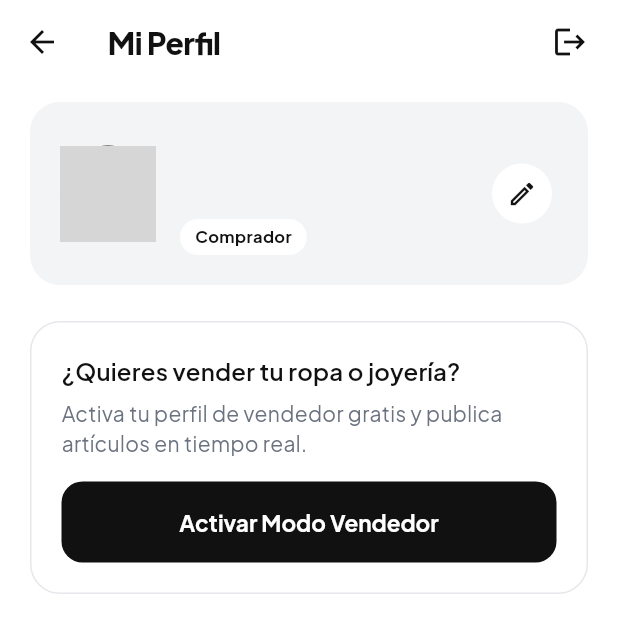
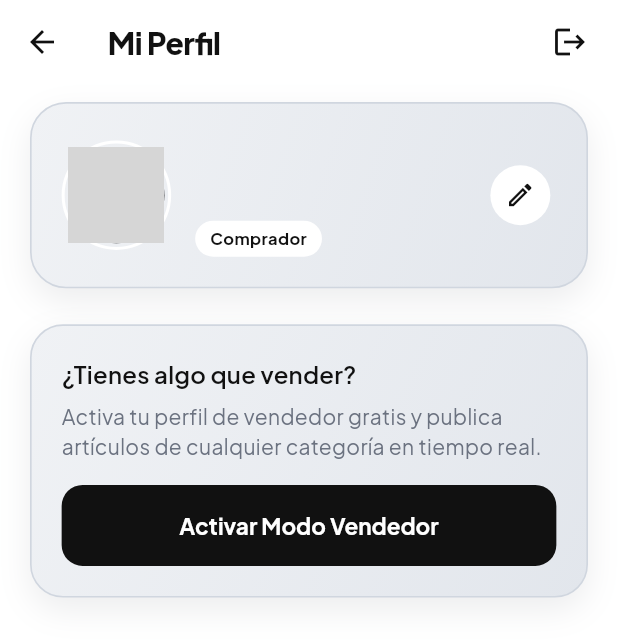
Before and after one commit to Mauwi05/m_commerce, a Flutter app: the ProfileScreen screen opened directly, on a phone screen of 412 x 824 dp. Shown: the top 642 px of the screen. Run offline on Flutter 3.47's test engine with Material 3 defaults, Android fonts, the phone set to English and light mode, and no system bars; our stand-ins replace cached_network_image, cloud_firestore, firebase_auth, firebase_core, google_fonts, google_sign_in and 1 more; accounts and stored records are empty; network calls fail; grey boxes are pictures that could not be loaded.

Commit message:
feat(ui,auth): add platinum card redesign, reusable logout modal, and modular docs

```diff
--- a/lib/providers/locale_provider.dart
+++ b/lib/providers/locale_provider.dart
@@ -20,8 +20,10 @@ class LocaleProvider extends ChangeNotifier {
     'nav_drops': 'Exclusivos',
     'nav_lab': 'Diseñar',
     'nav_profile': 'Perfil',
+    'login_subtitle':
+        'Compra, vende y descubre de todo: moda, joyeria, tecnología y más',
     'hero_badge': 'EDICIÓN LIMITADA',
-    'hero_title': 'ROPA PERSONALIZADA Y JOYERÍA',
+    'hero_title': 'COMPRA, VENDE Y DESCUBRE DE TODO',
     'hero_cta': 'Ver lanzamientos',
     'hero_watermark': 'NUEVO',
     'cat_all': 'Todo',
@@ -42,8 +44,8 @@ class LocaleProvider extends ChangeNotifier {
     'logout': 'Cerrar sesión',
     'buyer': 'Comprador',
     'store_prefix': 'Tienda',
-    'seller_prompt_title': '¿Quieres vender tu ropa o joyería?',
-    'seller_prompt_subtitle': 'Activa tu perfil de vendedor gratis y publica artículos en tiempo real.',
+    'seller_prompt_title': '¿Tienes algo que vender?',
+    'seller_prompt_subtitle': 'Activa tu perfil de vendedor gratis y publica artículos de cualquier categoría en tiempo real.',
     'activate_seller': 'Activar Modo Vendedor',
     'publish_product': 'Publicar Nuevo Producto',
     'my_listings': 'Mis Publicaciones',
@@ -58,6 +60,9 @@ class LocaleProvider extends ChangeNotifier {
     'save_changes': 'Guardar cambios',
     'profile_updated': 'Perfil actualizado correctamente',
     'name_required': 'Ingresa tu nombre',
+    'logout_title': '¿Cerrar sesión?',
+    'logout_message': 'Se cerrará tu sesión actual en este dispositivo.',
+    'cancel': 'Cancelar',
   };
 
   static const Map<String, String> _en = {
@@ -65,8 +70,10 @@ class LocaleProvider extends ChangeNotifier {
     'nav_drops': 'Exclusive',
     'nav_lab': 'Custom Lab',
     'nav_profile': 'Profile',
+    'login_subtitle':
+        'Buy, sell, and discover everything: fashion, jewelry, tech, and more',
     'hero_badge': 'LIMITED EDITION',
-    'hero_title': 'CUSTOM APPAREL & JEWELRY',
+    'hero_title': 'BUY, SELL & DISCOVER EVERYTHING',
     'hero_cta': 'View releases',
     'hero_watermark': 'NEW',
     'cat_all': 'All',
@@ -87,9 +94,8 @@ class LocaleProvider extends ChangeNotifier {
     'logout': 'Sign out',
     'buyer': 'Buyer',
     'store_prefix': 'Store',
-    'seller_prompt_title': 'Want to sell your apparel or jewelry?',
-    'seller_prompt_subtitle':
-        'Activate your seller profile for free and list items in real time.',
+    'seller_prompt_title': 'Have something to sell?',
+    'seller_prompt_subtitle': 'Activate your seller profile for free and list items from any category in real time.',
     'activate_seller': 'Activate Seller Mode',
     'publish_product': 'Publish New Product',
     'my_listings': 'My Listings',
@@ -104,5 +110,8 @@ class LocaleProvider extends ChangeNotifier {
     'save_changes': 'Save changes',
     'profile_updated': 'Profile updated successfully',
     'name_required': 'Enter your name',
+    'logout_title': 'Sign out?',
+    'logout_message': 'Your current session on this device will be closed.',
+    'cancel': 'Cancel',
   };
 }
--- a/lib/screens/explore_screen.dart
+++ b/lib/screens/explore_screen.dart
@@ -5,6 +5,7 @@ import '../providers/locale_provider.dart';
 import '../services/product_service.dart';
 import '../theme/app_theme.dart';
 import '../widgets/glass_container.dart';
+import '../widgets/logout_button.dart';
 import '../widgets/product_card.dart';
 
 class ExploreScreen extends StatefulWidget {
@@ -67,6 +68,7 @@ class _ExploreScreenState extends State<ExploreScreen> {
               );
             },
           ),
+          const LogoutButton(),
           const SizedBox(width: 8),
         ],
       ),
--- a/lib/screens/login_screen.dart
+++ b/lib/screens/login_screen.dart
@@ -2,6 +2,7 @@ import 'package:flutter/material.dart';
 import 'package:provider/provider.dart';
 
 import '../providers/auth_provider.dart';
+import '../providers/locale_provider.dart';
 
 class LoginScreen extends StatefulWidget {
   const LoginScreen({super.key});
@@ -100,10 +101,11 @@ class _LoginScreenState extends State<LoginScreen> {
                     ),
                     const SizedBox(height: 8),
                     Text(
-                      'Marketplace de ropa personalizada, joyería y Drops exclusivos',
+                      context.watch<LocaleProvider>().t('login_subtitle'),
                       textAlign: TextAlign.center,
-                      style: Theme.of(context).textTheme.bodyMedium
-                          ?.copyWith(color: Colors.grey[600]),
+                      style: Theme.of(context).textTheme.bodyMedium?.copyWith(
+                        color: Colors.grey[600],
+                      ),
                     ),
                     const SizedBox(height: 32),
                     if (!_isLogin) ...[
--- a/lib/screens/profile_screen.dart
+++ b/lib/screens/profile_screen.dart
@@ -5,6 +5,7 @@ import '../providers/auth_provider.dart';
 import '../providers/locale_provider.dart';
 import '../services/product_service.dart';
 import '../theme/app_theme.dart';
+import '../widgets/logout_button.dart';
 import 'add_product_screen.dart';
 import 'edit_profile_screen.dart';
 
@@ -56,13 +57,9 @@ class ProfileScreen extends StatelessWidget {
     return Scaffold(
       appBar: AppBar(
         title: Text(loc.t('profile_title')),
-        actions: [
-          IconButton(
-            tooltip: loc.t('logout'),
-            icon: const Icon(Icons.logout),
-            onPressed: () => context.read<AuthProvider>().signOut(),
-          ),
-          const SizedBox(width: 8),
+        actions: const [
+          LogoutButton(),
+          SizedBox(width: 8),
         ],
       ),
       body: ListView(
@@ -70,16 +67,22 @@ class ProfileScreen extends StatelessWidget {
         children: [
           Container(
             padding: const EdgeInsets.all(20),
-            decoration: BoxDecoration(
-              color: AppColors.surface,
-              borderRadius: BorderRadius.circular(20),
-            ),
+            decoration: AppTheme.platinumCardDecoration(radius: 24),
             child: Column(
               crossAxisAlignment: CrossAxisAlignment.start,
               children: [
                 Row(
                   children: [
-                    CircleAvatar(
+                    Container(
+                      padding: const EdgeInsets.all(2.5),
+                      decoration: BoxDecoration(
+                        shape: BoxShape.circle,
+                        border: Border.all(
+                          color: Colors.white,
+                          width: 2,
+                        ),
+                      ),
+                      child: CircleAvatar(
                         radius: 32,
                         backgroundColor: AppColors.primary,
                         backgroundImage: user.photoUrl != null
@@ -97,6 +100,7 @@ class ProfileScreen extends StatelessWidget {
                                 ),
                               )
                             : null,
+                      ),
                     ),
                     const SizedBox(width: 16),
                     Expanded(
@@ -144,6 +148,7 @@ class ProfileScreen extends StatelessWidget {
                       tooltip: loc.t('edit_profile'),
                       style: IconButton.styleFrom(
                         backgroundColor: Colors.white,
+                        elevation: 1,
                       ),
                       icon: const Icon(
                         Icons.edit_outlined,
@@ -162,8 +167,23 @@ class ProfileScreen extends StatelessWidget {
                   ],
                 ),
                 if (user.bio != null && user.bio!.isNotEmpty) ...[
-                  const SizedBox(height: 14),
-                  Text(user.bio!),
+                  const SizedBox(height: 16),
+                  Container(
+                    width: double.infinity,
+                    padding: const EdgeInsets.all(12),
+                    decoration: BoxDecoration(
+                      color: Colors.white.withValues(alpha: 0.65),
+                      borderRadius: BorderRadius.circular(14),
+                    ),
+                    child: Text(
+                      user.bio!,
+                      style: const TextStyle(
+                        color: AppColors.textPrimary,
+                        fontSize: 13,
+                        height: 1.4,
+                      ),
+                    ),
+                  ),
                 ],
               ],
             ),
@@ -172,10 +192,7 @@ class ProfileScreen extends StatelessWidget {
           if (!user.isSeller)
             Container(
               padding: const EdgeInsets.all(20),
-              decoration: BoxDecoration(
-                border: Border.all(color: AppColors.border),
-                borderRadius: BorderRadius.circular(20),
-              ),
+              decoration: AppTheme.platinumCardDecoration(radius: 22),
               child: Column(
                 crossAxisAlignment: CrossAxisAlignment.start,
                 children: [
@@ -233,24 +250,29 @@ class ProfileScreen extends StatelessWidget {
                 return Column(
                   children: myProducts.map((product) {
                     return Container(
-                      margin: const EdgeInsets.only(bottom: 12),
-                      padding: const EdgeInsets.all(10),
-                      decoration: BoxDecoration(
-                        color: AppColors.surface,
-                        borderRadius: BorderRadius.circular(16),
-                      ),
+                      margin: const EdgeInsets.only(bottom: 14),
+                      padding: const EdgeInsets.all(12),
+                      decoration: AppTheme.platinumCardDecoration(radius: 18),
                       child: Row(
                         children: [
-                          ClipRRect(
+                          Container(
+                            decoration: BoxDecoration(
+                              color: Colors.white,
                               borderRadius: BorderRadius.circular(12),
+                              border: Border.all(
+                                color: Colors.white,
+                                width: 1.5,
+                              ),
+                            ),
+                            clipBehavior: Clip.antiAlias,
                             child: Image.network(
                               product.imageUrl,
-                              width: 56,
-                              height: 56,
+                              width: 58,
+                              height: 58,
                               fit: BoxFit.cover,
                             ),
                           ),
-                          const SizedBox(width: 12),
+                          const SizedBox(width: 14),
                           Expanded(
                             child: Column(
                               crossAxisAlignment: CrossAxisAlignment.start,
@@ -260,17 +282,27 @@ class ProfileScreen extends StatelessWidget {
                                   style:
                                       Theme.of(context).textTheme.titleMedium,
                                 ),
+                                const SizedBox(height: 4),
                                 Text(
                                   '\$${product.price.toStringAsFixed(0)} MXN · Stock: ${product.stock}',
-                                  style: const TextStyle(fontSize: 12),
+                                  style: const TextStyle(
+                                    fontSize: 12,
+                                    fontWeight: FontWeight.w600,
+                                    color: AppColors.textSecondary,
+                                  ),
                                 ),
                               ],
                             ),
                           ),
                           IconButton(
+                            style: IconButton.styleFrom(
+                              backgroundColor:
+                                  Colors.white.withValues(alpha: 0.8),
+                            ),
                             icon: const Icon(
                               Icons.delete_outline,
                               color: Colors.redAccent,
+                              size: 20,
                             ),
                             onPressed: () =>
                                 productService.deleteProduct(product.id),
--- a/lib/theme/app_theme.dart
+++ b/lib/theme/app_theme.dart
@@ -12,9 +12,45 @@ class AppColors {
   // Acentos funcionales
   static const Color dropAccent = Color(0xFFFF4D1C);
   static const Color aiAccent = Color(0xFF6366F1);
+
+  // Gris platinado
+  static const Color platinumLight = Color(0xFFF0F2F5);
+  static const Color platinum = Color(0xFFE2E6EC);
+  static const Color platinumBorder = Color(0xFFD0D6DF);
+  static const Color cardShadow = Color(0x14111827);
 }
 
 class AppTheme {
+  static BoxDecoration platinumCardDecoration({
+    double radius = 22,
+    bool elevated = true,
+  }) {
+    return BoxDecoration(
+      borderRadius: BorderRadius.circular(radius),
+      gradient: const LinearGradient(
+        colors: [
+          AppColors.platinumLight,
+          AppColors.platinum,
+        ],
+        begin: Alignment.topLeft,
+        end: Alignment.bottomRight,
+      ),
+      border: Border.all(
+        color: AppColors.platinumBorder,
+        width: 1.1,
+      ),
+      boxShadow: elevated
+          ? const [
+              BoxShadow(
+                color: AppColors.cardShadow,
+                blurRadius: 18,
+                offset: Offset(0, 8),
+              ),
+            ]
+          : null,
+    );
+  }
+
   static TextStyle editorialTitle({
     double fontSize = 36,
     Color color = AppColors.textPrimary,
```
Also changed, not shown: lib/providers/auth_provider.dart (+11 -4 lines), lib/screens/home_screen.dart (+11 -1 lines), lib/services/auth_service.dart (+6 -2 lines), lib/widgets/logout_button.dart (added, +49 -0 lines), lib/widgets/product_card.dart (+45 -20 lines), 9 other files. Lines whose indentation alone changed are shown as unchanged.
